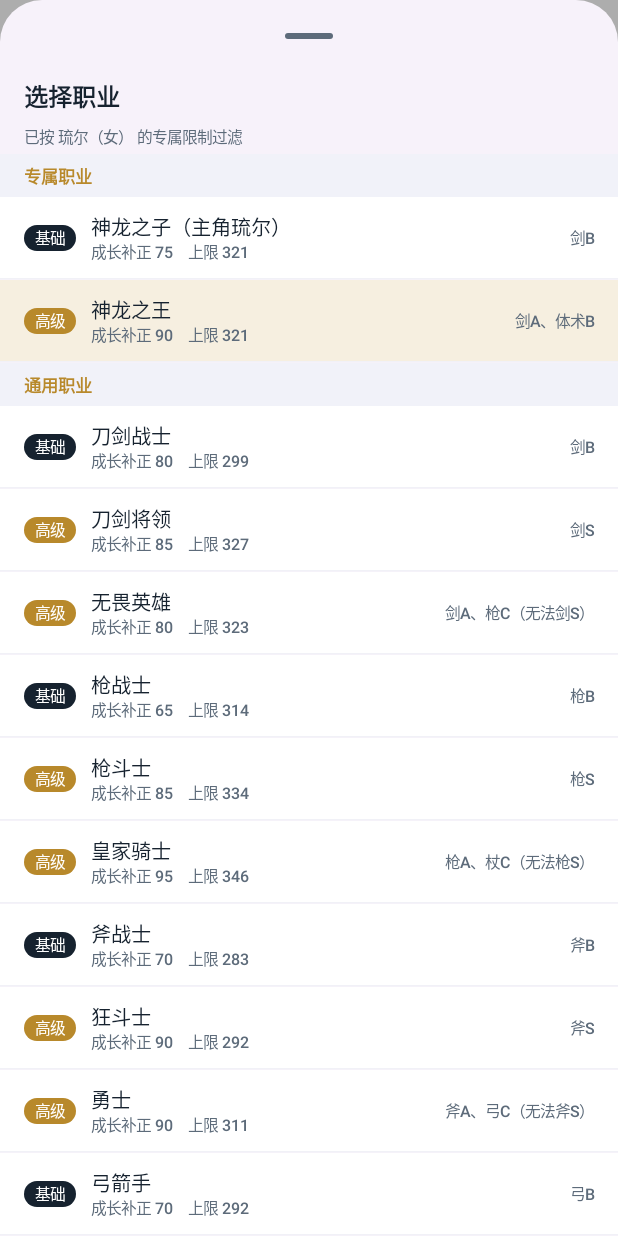
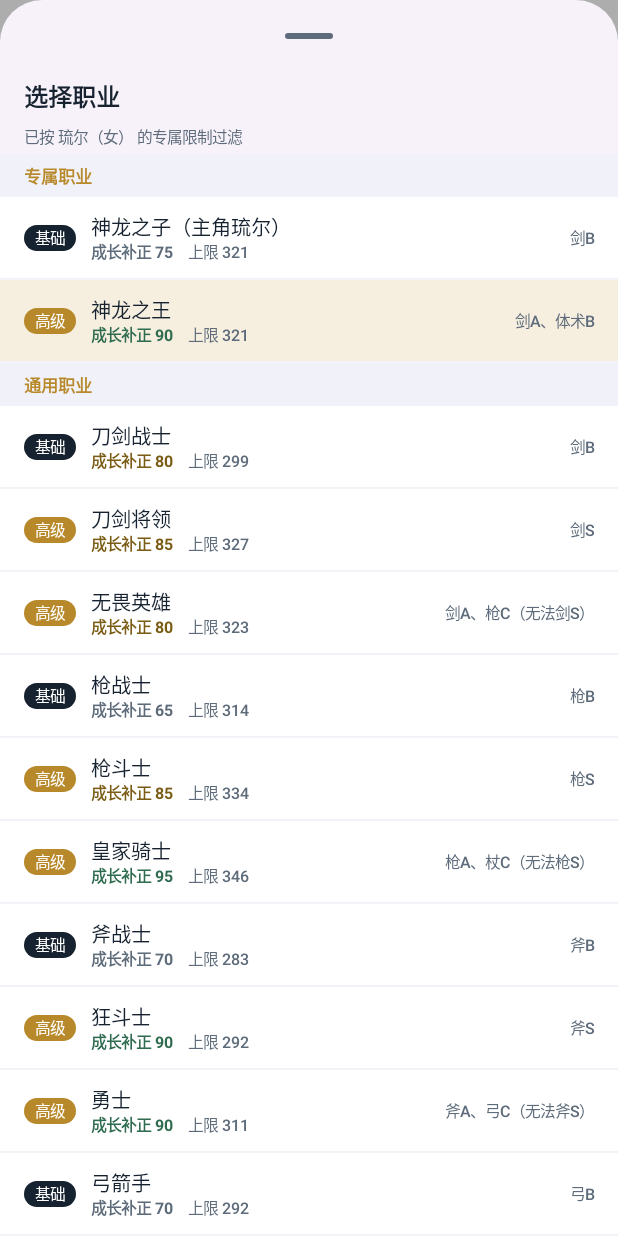
Before and after one commit to JsunDmer/engage-calculator, an Android app built with Jetpack Compose: the screen it shows after launch (MainActivity), after a tap on "神龙之王", on a phone screen of 412 x 824 dp. Run offline under Robolectric (Android 15) with nearby library versions, the phone set to English and light mode, and no system bars; 2 other taps on this screen came first.

Commit message:
feat(ui): 成长率按高低分级着色
- 新增 GrowthScale 统一各页面成长率阈值与配色，高绿/中褐/低灰
- 计算器成长表、职业列表与详情、人物与职业选择面板接入分级着色
- 合计项按单属性均值落档，与行内配色保持一致

Co-Authored-By: Claude <noreply@anthropic.com>

```diff
--- a/app/src/main/kotlin/com/engage/app/ui/calculator/CalculatorScreen.kt
+++ b/app/src/main/kotlin/com/engage/app/ui/calculator/CalculatorScreen.kt
@@ -49,9 +49,12 @@ import androidx.compose.ui.text.style.TextAlign
 import androidx.compose.ui.unit.dp
 import androidx.compose.ui.unit.sp
 import com.engage.app.ui.common.CharacterAvatar
+import com.engage.app.ui.common.GrowthScale
 import com.engage.app.ui.common.InfoBanner
 import com.engage.app.ui.common.SectionCard
 import com.engage.app.ui.common.TierBadge
+import com.engage.app.ui.common.growthColor
+import com.engage.app.ui.common.growthSlashText
 import com.engage.app.ui.theme.Gold
 import com.engage.core.Character
 import com.engage.core.ClassInfo
@@ -182,6 +185,7 @@ private fun CharacterCard(state: CalcUiState, onClick: () -> Unit, onToggleStar:
                     state.totalGrowth.toString(),
                     style = MaterialTheme.typography.titleMedium,
                     fontWeight = FontWeight.Bold,
+                    color = growthColor(GrowthScale.characterTotal(state.totalGrowth)),
                 )
             }
         }
@@ -361,10 +365,10 @@ private fun StageCard(
                 style = MaterialTheme.typography.labelSmall,
                 color = MaterialTheme.colorScheme.onSurfaceVariant,
             )
+            val growth = cls?.growth ?: emptyList()
             Text(
-                (cls?.growth ?: emptyList()).joinToString("/"),
+                text = growthSlashText(growth, GrowthScale::classStat),
                 style = MaterialTheme.typography.labelSmall,
-                color = MaterialTheme.colorScheme.onSurfaceVariant.copy(alpha = 0.75f),
             )
         }
     }
@@ -486,7 +490,8 @@ private fun GrowthCard(state: CalcUiState) {
                     add(TableCell(row.personal.toString(), CellRole.Muted))
                     row.perStage.forEach { bonus ->
                         add(TableCell(if (bonus == 0) "—" else "+$bonus", CellRole.Muted))
-                        add(TableCell((row.personal + bonus + row.star).toString(), CellRole.Emphasis))
+                        val combined = row.personal + bonus + row.star
+                        add(TableCell(combined.toString(), GrowthScale.combined(combined).toCellRole()))
                     }
                     add(TableCell(if (row.star > 0) "+${row.star}" else "—", CellRole.Muted))
                 }
@@ -496,17 +501,20 @@ private fun GrowthCard(state: CalcUiState) {
                 label = "合计",
                 cells = buildList {
                     val personalTotal = state.character.growth.sum()
-                    add(TableCell(personalTotal.toString(), CellRole.Muted))
+                    add(
+                        TableCell(
+                            personalTotal.toString(),
+                            GrowthScale.characterTotal(personalTotal).toCellRole(),
+                        )
+                    )
                     val starPerStat = if (state.starGem) state.dataset.starGrowth else 0
                     state.stages.indices.forEach { i ->
                         val bonusTotal = state.growthRows.sumOf { it.perStage.getOrElse(i) { 0 } }
                         add(TableCell(if (bonusTotal == 0) "—" else "+$bonusTotal", CellRole.Muted))
-                        add(
-                            TableCell(
-                                (personalTotal + bonusTotal + starPerStat * state.stats.size).toString(),
-                                CellRole.Emphasis,
-                            )
-                        )
+                        val combinedTotal = personalTotal + bonusTotal + starPerStat * state.stats.size
+                        // 合计是 9 项之和，按单属性均值落档，与行内配色保持一致
+                        val tier = GrowthScale.combined(combinedTotal / state.stats.size.coerceAtLeast(1))
+                        add(TableCell(combinedTotal.toString(), tier.toCellRole()))
                     }
                     val starTotal = starPerStat * state.stats.size
                     add(TableCell(if (starTotal > 0) "+$starTotal" else "—", CellRole.Muted))
--- a/app/src/main/kotlin/com/engage/app/ui/calculator/Sheets.kt
+++ b/app/src/main/kotlin/com/engage/app/ui/calculator/Sheets.kt
@@ -22,7 +22,9 @@ import androidx.compose.ui.Modifier
 import androidx.compose.ui.text.font.FontWeight
 import androidx.compose.ui.unit.dp
 import com.engage.app.ui.common.CharacterAvatar
+import com.engage.app.ui.common.GrowthScale
 import com.engage.app.ui.common.TierBadge
+import com.engage.app.ui.common.growthColor
 import com.engage.app.ui.theme.Gold
 import com.engage.core.Character
 import com.engage.core.ClassInfo
@@ -76,7 +78,7 @@ internal fun CharacterSheet(
                     Text(
                         character.growth.sum().toString(),
                         style = MaterialTheme.typography.labelMedium,
-                        color = Gold,
+                        color = growthColor(GrowthScale.characterTotal(character.growth.sum())),
                         fontWeight = FontWeight.Bold,
                     )
                 }
@@ -146,7 +148,8 @@ internal fun ClassSheet(
                                 Text(
                                     "成长补正 ${cls.growthTotal}",
                                     style = MaterialTheme.typography.labelSmall,
-                                    color = MaterialTheme.colorScheme.onSurfaceVariant,
+                                    fontWeight = FontWeight.Bold,
+                                    color = growthColor(GrowthScale.classTotal(cls.growthTotal)),
                                 )
                                 Spacer(Modifier.width(10.dp))
                                 Text(
--- a/app/src/main/kotlin/com/engage/app/ui/calculator/TableComponents.kt
+++ b/app/src/main/kotlin/com/engage/app/ui/calculator/TableComponents.kt
@@ -25,8 +25,23 @@ import androidx.compose.ui.text.style.TextAlign
 import androidx.compose.ui.unit.Dp
 import androidx.compose.ui.unit.dp
 import androidx.compose.ui.unit.sp
+import com.engage.app.ui.common.GrowthTier
+import com.engage.app.ui.common.growthColor
 
-enum class CellRole { Normal, Muted, Emphasis, Up, Hit }
+enum class CellRole { Normal, Muted, Emphasis, Up, Hit, GrowthHigh, GrowthMid, GrowthLow }
+
+private fun CellRole.toGrowthTierOrNull(): GrowthTier? = when (this) {
+    CellRole.GrowthHigh -> GrowthTier.High
+    CellRole.GrowthMid -> GrowthTier.Mid
+    CellRole.GrowthLow -> GrowthTier.Low
+    else -> null
+}
+
+internal fun GrowthTier.toCellRole(): CellRole = when (this) {
+    GrowthTier.High -> CellRole.GrowthHigh
+    GrowthTier.Mid -> CellRole.GrowthMid
+    GrowthTier.Low -> CellRole.GrowthLow
+}
 
 data class TableCell(val value: String, val role: CellRole = CellRole.Normal)
 
@@ -152,13 +167,20 @@ private fun HeaderCell(text: String, width: Dp, bg: Color, align: TextAlign) {
 
 @Composable
 private fun ValueCell(cell: TableCell, bold: Boolean = false) {
-    val color = when (cell.role) {
-        CellRole.Muted -> MaterialTheme.colorScheme.onSurfaceVariant.copy(alpha = 0.65f)
-        CellRole.Emphasis -> MaterialTheme.colorScheme.primary
-        CellRole.Up -> MaterialTheme.colorScheme.tertiary
-        CellRole.Hit -> MaterialTheme.colorScheme.error
-        CellRole.Normal -> MaterialTheme.colorScheme.onSurface
+    val growthTier = cell.role.toGrowthTierOrNull()
+    val color = if (growthTier != null) {
+        growthColor(growthTier)
+    } else {
+        when (cell.role) {
+            CellRole.Muted -> MaterialTheme.colorScheme.onSurfaceVariant.copy(alpha = 0.65f)
+            CellRole.Emphasis -> MaterialTheme.colorScheme.primary
+            CellRole.Up -> MaterialTheme.colorScheme.tertiary
+            CellRole.Hit -> MaterialTheme.colorScheme.error
+            else -> MaterialTheme.colorScheme.onSurface
+        }
     }
+    val emphasized = bold || cell.role == CellRole.Emphasis || cell.role == CellRole.Hit ||
+        growthTier == GrowthTier.High
     Box(
         Modifier
             .width(CellWidth)
@@ -168,11 +190,7 @@ private fun ValueCell(cell: TableCell, bold: Boolean = false) {
         Text(
             cell.value,
             style = MaterialTheme.typography.bodySmall,
-            fontWeight = if (bold || cell.role == CellRole.Emphasis || cell.role == CellRole.Hit) {
-                FontWeight.Bold
-            } else {
-                FontWeight.Normal
-            },
+            fontWeight = if (emphasized) FontWeight.Bold else FontWeight.Normal,
             color = color,
             maxLines = 1,
         )
--- a/app/src/main/kotlin/com/engage/app/ui/classes/ClassesScreen.kt
+++ b/app/src/main/kotlin/com/engage/app/ui/classes/ClassesScreen.kt
@@ -39,9 +39,12 @@ import androidx.compose.ui.draw.clip
 import androidx.compose.ui.text.font.FontWeight
 import androidx.compose.ui.unit.dp
 import androidx.compose.ui.unit.sp
+import com.engage.app.ui.common.GrowthScale
+import com.engage.app.ui.common.GrowthTier
 import com.engage.app.ui.common.KeyValue
 import com.engage.app.ui.common.SectionCard
 import com.engage.app.ui.common.TierBadge
+import com.engage.app.ui.common.growthColor
 import com.engage.app.ui.common.multiline
 import com.engage.app.ui.theme.Gold
 import com.engage.core.ClassInfo
@@ -172,7 +175,8 @@ private fun ClassRow(cls: ClassInfo, onClick: () -> Unit) {
             Text(
                 "成长 ${cls.growthTotal}",
                 style = MaterialTheme.typography.labelSmall,
-                color = MaterialTheme.colorScheme.onSurfaceVariant,
+                fontWeight = FontWeight.Bold,
+                color = growthColor(GrowthScale.classTotal(cls.growthTotal)),
             )
             Text(
                 "上限 ${cls.capTotal}",
@@ -235,7 +239,16 @@ private fun ClassDetailScreen(cls: ClassInfo, stats: List<String>, onBack: () ->
         }
 
         item { StatTableCard(title = "基础能力值", stats = stats, values = cls.base, total = cls.base.sum()) }
-        item { StatTableCard(title = "成长率（%）", stats = stats, values = cls.growth, total = cls.growthTotal) }
+        item {
+            StatTableCard(
+                title = "成长率（%）",
+                stats = stats,
+                values = cls.growth,
+                total = cls.growthTotal,
+                valueTier = GrowthScale::classStat,
+                totalTier = GrowthScale.classTotal(cls.growthTotal),
+            )
+        }
         item {
             StatTableCard(
                 title = "职业上限",
@@ -258,6 +271,8 @@ private fun StatTableCard(
     values: List<Int>,
     total: Int,
     subNote: String? = null,
+    valueTier: ((Int) -> GrowthTier)? = null,
+    totalTier: GrowthTier? = null,
 ) {
     SectionCard(title = title, subtitle = subNote) {
         // 9 项属性在手机上会超宽，按两行排列以保持可读性
@@ -284,6 +299,8 @@ private fun StatTableCard(
                                 value.toString(),
                                 style = MaterialTheme.typography.bodyLarge,
                                 fontWeight = FontWeight.Bold,
+                                color = valueTier?.let { growthColor(it(value)) }
+                                    ?: MaterialTheme.colorScheme.onSurface,
                             )
                         }
                         if (i != rowStats.lastIndex) Spacer(Modifier.width(4.dp))
@@ -308,7 +325,7 @@ private fun StatTableCard(
                     total.toString(),
                     style = MaterialTheme.typography.bodyMedium,
                     fontWeight = FontWeight.Bold,
-                    color = Gold,
+                    color = totalTier?.let { growthColor(it) } ?: Gold,
                 )
             }
         }
--- /dev/null
+++ b/app/src/main/kotlin/com/engage/app/ui/common/GrowthScale.kt
@@ -0,0 +1,71 @@
+package com.engage.app.ui.common
+
+import androidx.compose.material3.MaterialTheme
+import androidx.compose.runtime.Composable
+import androidx.compose.ui.graphics.Color
+import androidx.compose.ui.text.AnnotatedString
+import androidx.compose.ui.text.SpanStyle
+import androidx.compose.ui.text.buildAnnotatedString
+import androidx.compose.ui.text.withStyle
+
+/** 成长率高低档位，各页面共用同一套阈值与配色。 */
+enum class GrowthTier { High, Mid, Low }
+
+/**
+ * 成长率分档阈值。取值依据数据分布的中位数 / 四分位：
+ * 单属性每级总成长率（个人 + 职业补正 + 星玉）中位数约 55，
+ * 职业单属性成长率只有 0/5/10/15/20/25/30 几档，
+ * 职业成长合计中位数 85，角色个人成长合计中位数 285。
+ */
+object GrowthScale {
+    const val COMBINED_HIGH = 60
+    const val COMBINED_LOW = 40
+
+    const val CLASS_STAT_HIGH = 20
+    const val CLASS_STAT_LOW = 10
+
+    const val CLASS_TOTAL_HIGH = 90
+    const val CLASS_TOTAL_LOW = 80
+
+    const val CHARACTER_TOTAL_HIGH = 300
+    const val CHARACTER_TOTAL_LOW = 265
+
+    fun combined(value: Int): GrowthTier = tier(value, COMBINED_HIGH, COMBINED_LOW)
+
+    fun classStat(value: Int): GrowthTier = tier(value, CLASS_STAT_HIGH, CLASS_STAT_LOW)
+
+    fun classTotal(value: Int): GrowthTier = tier(value, CLASS_TOTAL_HIGH, CLASS_TOTAL_LOW)
+
+    fun characterTotal(value: Int): GrowthTier = tier(value, CHARACTER_TOTAL_HIGH, CHARACTER_TOTAL_LOW)
+
+    private fun tier(value: Int, high: Int, low: Int): GrowthTier = when {
+        value >= high -> GrowthTier.High
+        value < low -> GrowthTier.Low
+        else -> GrowthTier.Mid
+    }
+}
+
+/** 高档用墨绿、中档用暖褐、低档用次要文字色，深浅主题下都能保持对比度。 */
+@Composable
+fun growthColor(tier: GrowthTier): Color = when (tier) {
+    GrowthTier.High -> MaterialTheme.colorScheme.tertiary
+    GrowthTier.Mid -> MaterialTheme.colorScheme.onSecondaryContainer
+    GrowthTier.Low -> MaterialTheme.colorScheme.onSurfaceVariant
+}
+
+/** 职业成长率数组用「/」连接，逐值着色，0 保持次要色以免抢视线。 */
+@Composable
+fun growthSlashText(values: List<Int>, scale: (Int) -> GrowthTier): AnnotatedString {
+    val separator = MaterialTheme.colorScheme.onSurfaceVariant.copy(alpha = 0.6f)
+    return buildAnnotatedString {
+        values.forEachIndexed { index, value ->
+            if (index > 0) withStyle(SpanStyle(color = separator)) { append("/") }
+            val color = if (value == 0) {
+                MaterialTheme.colorScheme.onSurfaceVariant.copy(alpha = 0.55f)
+            } else {
+                growthColor(scale(value))
+            }
+            withStyle(SpanStyle(color = color)) { append(value.toString()) }
+        }
+    }
+}
```
